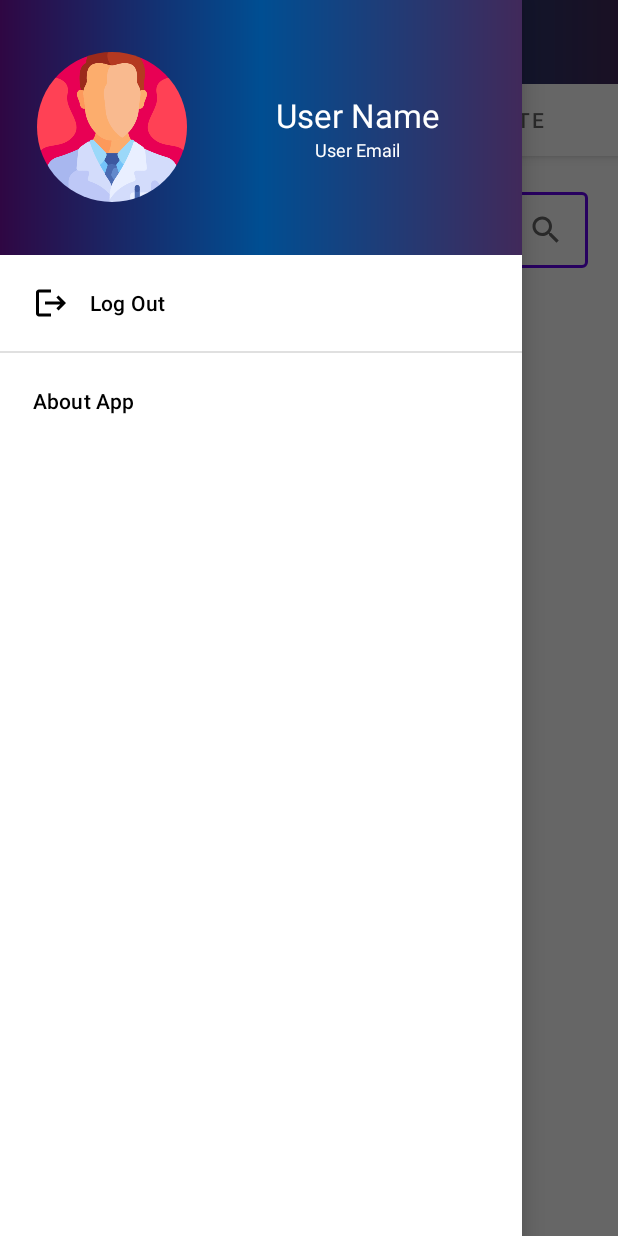
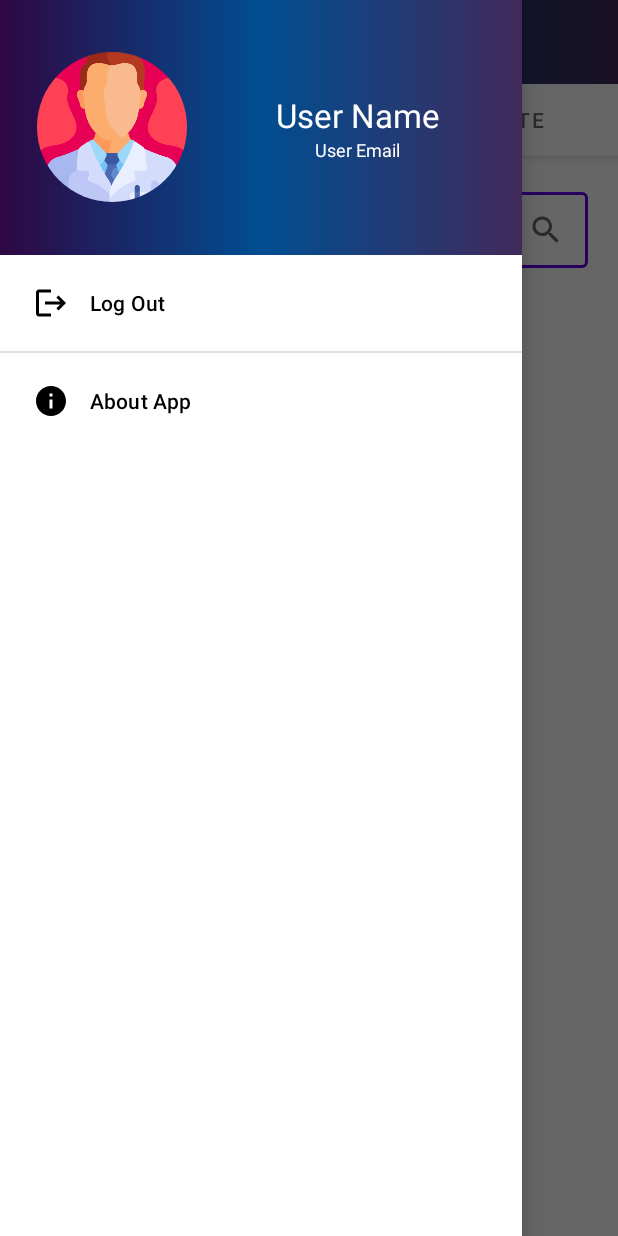
Before and after one commit to linh2001ht/HospitalApplication, an Android app: the Fragment_Specialization screen opened directly, with no data from a screen before it, with the side drawer open, on a phone screen of 412 x 824 dp. Run offline under Robolectric (Android 15) with nearby library versions, the phone set to English and light mode, and no system bars; our stand-ins replace CircleImageView, Firebase (no records; nobody signed in at launch, a user with empty details on screens opened directly); Roboto replaces fonts that are not available here.

Commit message:
Init commit

```diff
--- /dev/null
+++ b/app/src/main/res/drawable/ic_account_circle.xml
@@ -0,0 +1,10 @@
+<vector xmlns:android="http://schemas.android.com/apk/res/android"
+    android:width="24dp"
+    android:height="24dp"
+    android:viewportWidth="24"
+    android:viewportHeight="24"
+    android:tint="?attr/colorControlNormal">
+  <path
+      android:fillColor="@android:color/white"
+      android:pathData="M12,2C6.48,2 2,6.48 2,12s4.48,10 10,10 10,-4.48 10,-10S17.52,2 12,2zM12,5c1.66,0 3,1.34 3,3s-1.34,3 -3,3 -3,-1.34 -3,-3 1.34,-3 3,-3zM12,19.2c-2.5,0 -4.71,-1.28 -6,-3.22 0.03,-1.99 4,-3.08 6,-3.08 1.99,0 5.97,1.09 6,3.08 -1.29,1.94 -3.5,3.22 -6,3.22z"/>
+</vector>
--- /dev/null
+++ b/app/src/main/res/drawable/ic_calendar.xml
@@ -0,0 +1,10 @@
+<vector xmlns:android="http://schemas.android.com/apk/res/android"
+    android:width="24dp"
+    android:height="24dp"
+    android:viewportWidth="24"
+    android:viewportHeight="24"
+    android:tint="?attr/colorControlNormal">
+  <path
+      android:fillColor="@android:color/white"
+      android:pathData="M19,4h-1V2h-2v2H8V2H6v2H5C3.89,4 3.01,4.9 3.01,6L3,20c0,1.1 0.89,2 2,2h14c1.1,0 2,-0.9 2,-2V6C21,4.9 20.1,4 19,4zM19,20H5V10h14V20zM9,14H7v-2h2V14zM13,14h-2v-2h2V14zM17,14h-2v-2h2V14zM9,18H7v-2h2V18zM13,18h-2v-2h2V18zM17,18h-2v-2h2V18z"/>
+</vector>
--- /dev/null
+++ b/app/src/main/res/drawable/ic_feedback.xml
@@ -0,0 +1,10 @@
+<vector xmlns:android="http://schemas.android.com/apk/res/android"
+    android:width="24dp"
+    android:height="24dp"
+    android:viewportWidth="24"
+    android:viewportHeight="24"
+    android:tint="?attr/colorControlNormal">
+  <path
+      android:fillColor="@android:color/white"
+      android:pathData="M20,2L4,2c-1.1,0 -1.99,0.9 -1.99,2L2,22l4,-4h14c1.1,0 2,-0.9 2,-2L22,4c0,-1.1 -0.9,-2 -2,-2zM13,14h-2v-2h2v2zM13,10h-2L11,6h2v4z"/>
+</vector>
--- /dev/null
+++ b/app/src/main/res/drawable/ic_info.xml
@@ -0,0 +1,10 @@
+<vector xmlns:android="http://schemas.android.com/apk/res/android"
+    android:width="24dp"
+    android:height="24dp"
+    android:viewportWidth="24"
+    android:viewportHeight="24"
+    android:tint="?attr/colorControlNormal">
+  <path
+      android:fillColor="@android:color/white"
+      android:pathData="M12,2C6.48,2 2,6.48 2,12s4.48,10 10,10 10,-4.48 10,-10S17.52,2 12,2zM13,17h-2v-6h2v6zM13,9h-2L11,7h2v2z"/>
+</vector>
--- a/app/src/main/res/layout/activity_splash_screen.xml
+++ b/app/src/main/res/layout/activity_splash_screen.xml
@@ -17,7 +17,7 @@
         <ImageView
             android:id="@+id/splash_logo"
             android:layout_width="197dp"
-            android:layout_height="wrap_content"
+            android:layout_height="100dp"
             app:srcCompat="@mipmap/splash_logo" />
 
         <ImageView
--- a/app/src/main/res/layout/single_doctor_list.xml
+++ b/app/src/main/res/layout/single_doctor_list.xml
@@ -22,8 +22,8 @@
                 android:layout_width="0dp"
                 android:layout_height="90dp"
                 android:layout_weight="1"
-                app:srcCompat="@mipmap/stethoscope"
-                android:src="@mipmap/stethoscope"
+                app:srcCompat="@drawable/doctor"
+                android:src="@drawable/doctor"
                 android:padding="5dp"/>
 
             <LinearLayout
--- a/app/src/main/res/menu/menu_navigation.xml
+++ b/app/src/main/res/menu/menu_navigation.xml
@@ -7,15 +7,15 @@
 
         <item
             android:id="@+id/nav_profile"
-            android:icon="@mipmap/ic_home_black_24dp"
+            android:icon="@drawable/ic_account_circle"
             android:title="Profile" />
         <item
             android:id="@+id/nav_showAppointment"
-            android:icon="@mipmap/icon"
+            android:icon="@drawable/ic_calendar"
             android:title="Show Appointment"/>
         <item
             android:id="@+id/nav_bookedAppointment"
-            android:icon="@mipmap/icon"
+            android:icon="@drawable/ic_calendar"
             android:title="Booked Appointment"/>
         <item
             android:id="@+id/nav_login"
@@ -35,9 +35,11 @@
 
         <item
             android:id="@+id/nav_feedback"
+            android:icon="@drawable/ic_feedback"
             android:title="Feedback"/>
         <item
             android:id="@+id/nav_aboutapp"
+            android:icon="@drawable/ic_info"
             android:title="About App"/>
 
     </group>
--- a/app/src/main/res/values/strings.xml
+++ b/app/src/main/res/values/strings.xml
@@ -2,6 +2,7 @@
     <string name="app_name">Hospital Application</string>
     <string name="open">Open</string>
     <string name="close">Close</string>
+    <string name="app_description">Không có gì cả</string>
     <string name="copy_right" translatable="false">Copyrights © %1$d</string>
     <string-array name="shift">
         <item>Morning</item>
```
Also changed, not shown: app/src/main/java/com/finalexam/hospitalapplication/About_App.java (+4 -6 lines), app/src/main/res/layout/single_booked_appointment.xml (+27 -27 lines), app/src/main/res/layout/single_show_appointment.xml (+15 -5 lines), app/src/main/res/drawable/cancel.png, app/src/main/res/drawable/doctor.png, app/src/main/res/drawable/schedule.png, app/src/main/res/drawable/trash.png (deleted), app/src/main/res/mipmap-mdpi/logo.png, app/src/main/res/mipmap-mdpi/splash_logo.png, app/src/main/res/mipmap-mdpi/splash_logo1.png.
